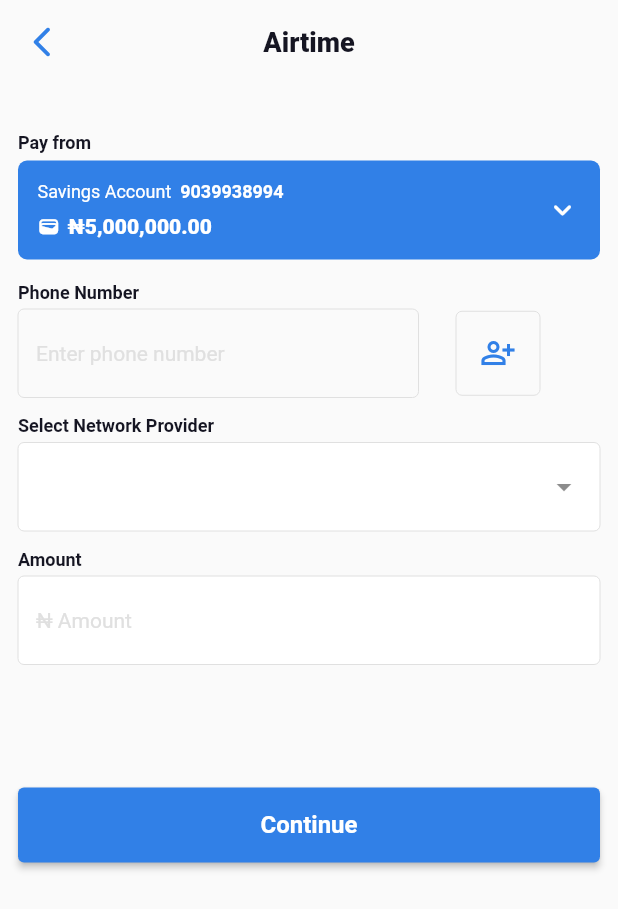
After one commit to Chijama/purscliq, a Flutter app: the Airtime screen opened directly, on a phone screen of 412 x 824 dp. The commit adds this screen. Shown: the top 909 px of the screen. Run offline on Flutter 3.47's test engine with Material 2 defaults, Android fonts, the light colour scheme and no system bars; drawn by our look-alikes of dropdown_button2; our stand-ins replace connectivity_plus, dots_indicator, dropdown_search, email_validator, flutter_phoenix, font_awesome_flutter and 1 more; Roboto replaces fonts that are missing (Metrophobic).

Commit message:
feat: airtime widget, fix: send money widget

```diff
--- /dev/null
+++ b/lib/airtime.dart
@@ -0,0 +1,307 @@
+import 'package:flutter/material.dart';
+import 'package:flutter/src/widgets/container.dart';
+import 'package:flutter/src/widgets/framework.dart';
+import 'package:purscliq_app/shared/colors.dart';
+import 'package:purscliq_app/shared/textstyles.dart';
+import 'package:dropdown_button2/dropdown_button2.dart';
+import 'package:purscliq_app/shared/widget/textfield.dart';
+
+class Airtime extends StatefulWidget {
+  const Airtime({super.key});
+
+  @override
+  State<Airtime> createState() => _AirtimeState();
+}
+
+TextEditingController phoneNumberController = TextEditingController();
+TextEditingController networkProviderController = TextEditingController();
+
+class _AirtimeState extends State<Airtime> {
+  @override
+  Widget build(BuildContext context) {
+    return SafeArea(
+      child: Scaffold(
+        appBar: AppBar(
+          leading: IconButton(
+            icon: const Icon(
+              Icons.arrow_back_ios_new_rounded,
+              color: AppColor.blue,
+            ),
+            onPressed: () => Navigator.pop(context),
+          ),
+          backgroundColor: Colors.transparent,
+          elevation: 0,
+          automaticallyImplyLeading: true,
+          centerTitle: true,
+          title: Text(
+            "Airtime",
+            style: kBlack1TextStyle.copyWith(
+                fontWeight: FontWeight.w800, fontSize: 18),
+          ),
+        ),
+        body: Padding(
+          padding: const EdgeInsets.fromLTRB(12, 32, 12, 0),
+          child: Form(
+            child: Column(
+              crossAxisAlignment: CrossAxisAlignment.start,
+              children: [
+                Text(
+                  "Pay from",
+                  style: kBlack3TextStyle,
+                ),
+                Container(
+                  margin: const EdgeInsets.symmetric(vertical: 5),
+                  padding:
+                      const EdgeInsets.symmetric(vertical: 14, horizontal: 13),
+                  decoration: const BoxDecoration(
+                      color: AppColor.blue,
+                      borderRadius: BorderRadius.all(Radius.circular(6))),
+                  child: Row(
+                    mainAxisAlignment: MainAxisAlignment.spaceBetween,
+                    children: [
+                      Column(
+                        crossAxisAlignment: CrossAxisAlignment.start,
+                        children: [
+                          Row(
+                            children: [
+                              Text(
+                                "Savings Account ",
+                                style: kHeading2TextStyle.copyWith(
+                                    color: AppColor.white),
+                              ),
+                              Text(
+                                " 9039938994",
+                                style: kBlack3TextStyle.copyWith(
+                                    color: AppColor.white),
+                              )
+                            ],
+                          ),
+                          const SizedBox(height: 8),
+                          Row(
+                            children: [
+                              const Icon(
+                                Icons.wallet,
+                                color: AppColor.white,
+                                size: 15,
+                              ),
+                              const SizedBox(width: 5),
+                              Text("₦5,000,000.00",
+                                  style: kBlue1TextStyle.copyWith(
+                                    color: AppColor.white,
+                                    fontWeight: FontWeight.w900,
+                                  ))
+                            ],
+                          )
+                        ],
+                      ),
+                      DropdownButtonHideUnderline(
+                          child: DropdownButton2(
+                        customButton: const Icon(
+                          Icons.keyboard_arrow_down_rounded,
+                          size: 24,
+                          color: AppColor.white,
+                        ),
+                        items: const [],
+                      ))
+                    ],
+                  ),
+                ),
+                const SizedBox(height: 10),
+                Text(
+                  "Phone Number",
+                  style: kBlack3TextStyle,
+                ),
+                Padding(
+                  padding: const EdgeInsets.fromLTRB(0, 4, 0, 12),
+                  child: Row(
+                    children: [
+                      SizedBox(
+                        width: 267,
+                        child: TextField(
+                            keyboardType: TextInputType.number,
+                            controller: phoneNumberController,
+                            decoration: InputDecoration(
+                                // fillColor: fillColor,
+                                // filled: true,
+
+                                border: OutlineInputBorder(
+                                  borderRadius: const BorderRadius.all(
+                                      Radius.circular(4)),
+                                  borderSide: BorderSide(
+                                      width: 0, color: Colors.grey.shade300),
+                                ),
+                                enabledBorder: OutlineInputBorder(
+                                  borderRadius: const BorderRadius.all(
+                                      Radius.circular(4)),
+                                  borderSide: BorderSide(
+                                      width: 0, color: Colors.grey.shade300),
+                                ),
+                                hintText: "Enter phone number",
+                                hintStyle: kBlue1TextStyle.copyWith(
+                                    color: Colors.grey.shade300))),
+                      ),
+                      SizedBox(
+                        width: 25,
+                      ),
+                      GestureDetector(
+                        child: Container(
+                          height: 56,
+                          width: 56,
+                          decoration: BoxDecoration(
+                            borderRadius:
+                                const BorderRadius.all(Radius.circular(4)),
+                            border: Border.all(
+                                width: 0, color: Colors.grey.shade300),
+                          ),
+                          child: Icon(
+                            Icons.person_add_alt_outlined,
+                            color: AppColor.blue,
+                          ),
+                        ),
+                      ),
+                    ],
+                  ),
+                ),
+                TextForm(
+                    controller: networkProviderController,
+                    //prefixWidget: ,
+                    labelText: "Select Network Provider",
+                    suffixWidget: IconButton(
+                        icon: const Icon(Icons.arrow_drop_down),
+                        onPressed: () {
+                          showModalBottomSheet(
+                              backgroundColor: Colors.transparent,
+                              context: context,
+                              builder: (context) {
+                                return Container(
+                                  padding:
+                                      const EdgeInsets.fromLTRB(16, 8, 16, 0),
+                                  height: 350,
+                                  decoration: BoxDecoration(
+                                      color: AppColor.white,
+                                      border: Border.all(
+                                          color: Colors.grey.shade300),
+                                      borderRadius: const BorderRadius.only(
+                                        topLeft: Radius.circular(10),
+                                        topRight: Radius.circular(10),
+                                      )),
+                                  child: Column(children: [
+                                    Container(
+                                      height: 3,
+                                      width: 50,
+                                      decoration: const BoxDecoration(
+                                          borderRadius: BorderRadius.all(
+                                              Radius.circular(10)),
+                                          color: AppColor.greyText),
+                                    ),
+                                    ListView(
+                                      scrollDirection: Axis.vertical,
+                                      shrinkWrap: true,
+                                      children: [
+                                        buildItem(logoLinkT[0],
+                                            serviceProviderText[0]),
+                                        buildItem(logoLinkT[1],
+                                            serviceProviderText[1]),
+                                        buildItem(logoLinkT[2],
+                                            serviceProviderText[2]),
+                                        buildItem(logoLinkT[3],
+                                            serviceProviderText[3]),
+                                      ],
+                                    ),
+                                  ]),
+                                );
+                              });
+                        })),
+                // Text(
+                //   "Select Network Provider",
+                //   style: kBlack3TextStyle,
+                // ),
+
+                // Padding(
+                //   padding: const EdgeInsets.fromLTRB(0, 4, 0, 12),
+                //   child: DropdownButtonHideUnderline(
+                //       child: DropdownButton2(
+                //           dropdownStyleData: const DropdownStyleData(
+                //             maxHeight: 200,
+                //           ),
+                //           menuItemStyleData: const MenuItemStyleData(
+                //             height: 40,
+                //           ),
+                //           buttonStyleData: ButtonStyleData(
+                //               width: MediaQuery.of(context).size.width,
+                //               height: 50,
+                //               padding: EdgeInsets.symmetric(
+                //                   horizontal: 10, vertical: 8),
+                //               decoration: BoxDecoration(
+                //                   color: AppColor.white,
+                //                   borderRadius: const BorderRadius.all(
+                //                       Radius.circular(4)),
+                //                   border: Border.all(
+                //                       width: 0, color: Colors.grey.shade300))),
+                //           items: []
+                //           //serviceProviderItems.Items.map((e) => DropdownMenuItem<serviceProviderItem>(child: serviceProviderItems.buildItem(e),value: e,)),
+                //           )),
+                // ),
+                TextForm(
+                  labelText: "Amount",
+                  hintText: "₦ Amount",
+                  fillColor: AppColor.white,
+                ),
+                SizedBox(
+                  height: 70,
+                ),
+                ElevatedButton(
+                    onPressed: () {},
+                    style: ElevatedButton.styleFrom(
+                        backgroundColor: AppColor.blue,
+                        minimumSize:
+                            Size(MediaQuery.of(context).size.width, 50)),
+                    child: Text(
+                      'Continue',
+                      style: kBlack2TextStyle.copyWith(
+                          color: Colors.white, fontWeight: FontWeight.w600),
+                    )),
+              ],
+            ),
+          ),
+        ),
+      ),
+    );
+  }
+
+  List<String> serviceProviderText = ["MTN Airtime VTU", "9mobile Airtime VTU", "Airtel Airtime VTU", "Glo Airtime VTU"];
+  List<String> logoLinkT = [
+    "assets/icons/mtn.png",
+    "assets/icons/9mobile.png",
+    "assets/icons/airtel.png",
+    "assets/icons/glo.png"
+  ];
+
+  Widget buildItem(String logolink, String serviceProvider) => GestureDetector(
+        child: Container(
+          padding: const EdgeInsets.symmetric(horizontal: 10),
+          margin: EdgeInsets.symmetric(vertical: 8),
+          height: 50,
+          decoration: const BoxDecoration(
+              borderRadius: BorderRadius.all(Radius.circular(10)),
+              color: Color.fromARGB(255, 243, 244, 246)),
+          child: Row(
+            children: [
+              Image(
+                  colorBlendMode: BlendMode.clear,
+                  height: 28,
+                  width: 28,
+                  image: AssetImage(logolink)),
+              SizedBox(width: 20),
+              Text(serviceProvider),
+            ],
+          ),
+        ),
+        onTap: () {
+          setState(() {
+            Navigator.of(context).pop();
+            networkProviderController.text = serviceProvider;
+          });
+        },
+      );
+}
--- a/lib/send_money.dart
+++ b/lib/send_money.dart
@@ -169,7 +169,8 @@ class _SendMoneyState extends State<SendMoney> {
                                             newPost = true;
                                             newTransferTypeController.text =
                                                 "to Other Banks";
-                                          });
+                                          }
+                                          );
                                         },
                                         child: Container(
                                           padding: const EdgeInsets.symmetric(
@@ -346,7 +347,8 @@ class _SendMoneyState extends State<SendMoney> {
                                   searchMatchFn: (item, searchValue) {
                                     return (item.value
                                         .toString()
-                                        .contains(searchValue));
+                                        .toLowerCase()
+                                        .contains(searchValue.toLowerCase()));
                                   },
                                 ),
                                 //This to clear the search value when you close the menu
--- a/lib/shared/widget/textfield.dart
+++ b/lib/shared/widget/textfield.dart
@@ -1,4 +1,5 @@
 import 'package:flutter/material.dart';
+import 'package:purscliq_app/shared/colors.dart';
 
 import '../textstyles.dart';
 
@@ -8,6 +9,7 @@ class TextForm extends StatelessWidget {
   final TextEditingController? controller;
   final bool? obscureText;
   final Widget? suffixWidget;
+  final Widget? prefixWidget;
   final String? Function(String?)? validator;
   final Color? fillColor;
   final TextInputType? keyboardType;
@@ -19,6 +21,7 @@ class TextForm extends StatelessWidget {
     this.controller,
     this.obscureText = false,
     this.suffixWidget,
+    this.prefixWidget,
     this.validator,
     this.fillColor,
     this.keyboardType,
@@ -46,8 +49,9 @@ class TextForm extends StatelessWidget {
               controller: controller,
               obscureText: obscureText!,
               decoration: InputDecoration(
-                  fillColor: fillColor,
+                  fillColor: fillColor == null ? AppColor.white : fillColor,
                   filled: true,
+                  prefixIcon: prefixWidget,
                   suffixIcon: suffixWidget,
                   border: OutlineInputBorder(
                     borderRadius: const BorderRadius.all(Radius.circular(4)),
--- a/pubspec.yaml
+++ b/pubspec.yaml
@@ -37,6 +37,7 @@ dependencies:
   email_validator: ^2.1.17
   flutter:
     sdk: flutter
+  flutter_phoenix: ^1.1.0
   flutter_secure_storage: ^8.0.0
   font_awesome_flutter: ^10.3.0
   google_fonts: ^3.0.1
```
Also changed, not shown: lib/Homepage/homepage.dart (+16 -6 lines), lib/Login/login_provider.dart (+6 -2 lines), lib/SplashScreen/none.dart (added, +44 -0 lines), lib/SplashScreen/splash.dart (renamed from lib/splash.dart, +16 -27 lines), lib/main.dart (+7 -6 lines), lib/returning.dart (+10 -8 lines), lib/service.dart (+9 -4 lines), pubspec.lock.
